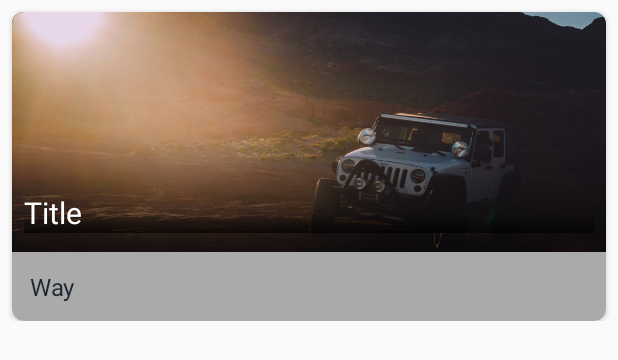
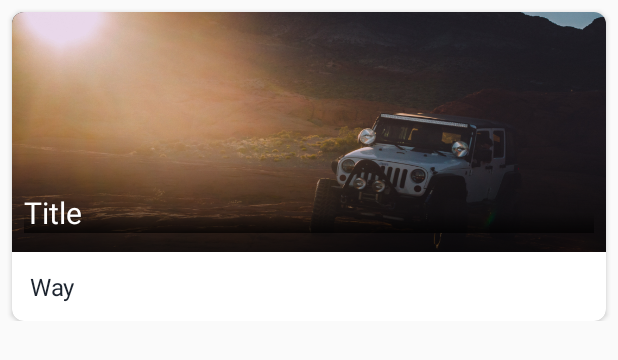
Before and after one commit to GauravPandey123/MoneyMakingApp, an Android app: the layout dashboard_item.xml on its own in the app's theme, with its tools: preview values and no code run, on a phone screen of 412 x 824 dp. Shown: the top 360 px of the screen. Run offline under Robolectric (Android 15) with nearby library versions, the phone set to English and light mode, and no system bars; network calls fail.

Commit message:
color chnages done

```diff
--- a/app/src/main/java/com/android/model/d.kt
+++ /dev/null
@@ -1 +0,0 @@
-package com.android.model
--- a/app/src/main/res/layout/dashboard_fragemnt.xml
+++ b/app/src/main/res/layout/dashboard_fragemnt.xml
@@ -3,6 +3,7 @@
     xmlns:app="http://schemas.android.com/apk/res-auto"
     android:layout_width="match_parent"
     android:layout_height="match_parent"
+    android:background="#f1f1f1"
     android:id="@+id/constraintLayout">
 
 
--- a/app/src/main/res/layout/dashboard_item.xml
+++ b/app/src/main/res/layout/dashboard_item.xml
@@ -9,7 +9,7 @@
         android:layout_width="match_parent"
         android:layout_height="wrap_content"
         android:layout_margin="@dimen/_8dp"
-        app:cardBackgroundColor="@android:color/darker_gray"
+        app:cardBackgroundColor= "@color/white"
         app:cardCornerRadius="@dimen/_8dp"
         app:layout_constraintStart_toStartOf="parent"
         app:layout_constraintTop_toTopOf="parent">
```
